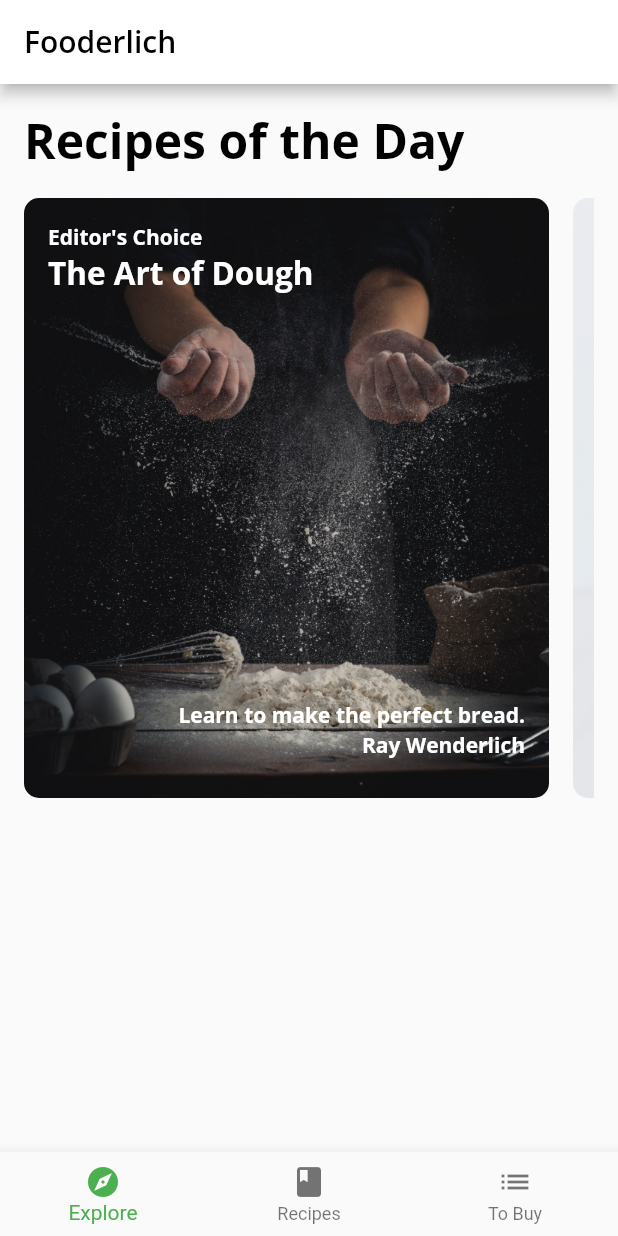
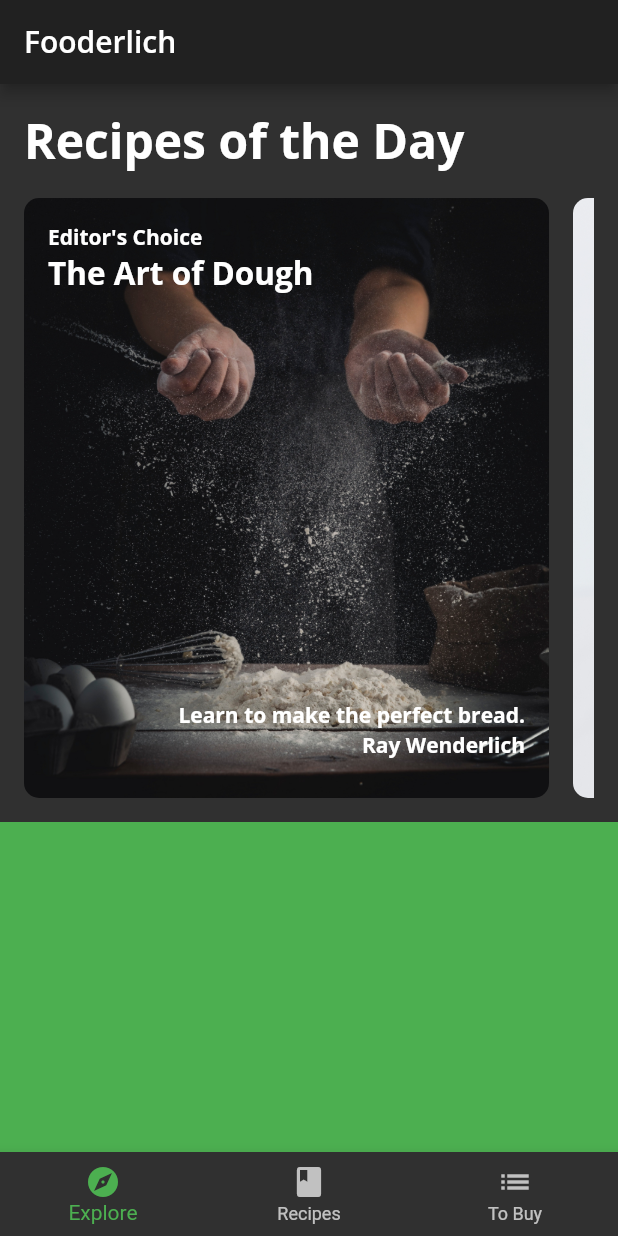
Before and after one commit to MRGRAVITY817/fooderlich, a Flutter app: the screen it shows after launch, on a phone screen of 412 x 824 dp. Run offline on Flutter 3.47's test engine with Material 2 defaults, Android fonts, the phone set to English and light mode, and no system bars; our stand-ins replace google_fonts; project files that could hold a hidden picture were left out.

```diff
--- a/lib/components/components.dart
+++ b/lib/components/components.dart
@@ -4,3 +4,4 @@ export 'card2.dart';
 export 'card3.dart';
 export 'circle_image.dart';
 export 'today_recipe_list_view.dart';
+export 'friend_post_tile.dart';
--- a/lib/main.dart
+++ b/lib/main.dart
@@ -11,7 +11,8 @@ class Fooderlich extends StatelessWidget {
   const Fooderlich({Key? key}) : super(key: key);
   @override
   Widget build(BuildContext context) {
-    final theme = FooderlichTheme.light();
+    // final theme = FooderlichTheme.light();
+    final theme = FooderlichTheme.dark();
     return MaterialApp(
       theme: theme,
       title: 'Fooderlich',
--- a/lib/screens/explore_screen.dart
+++ b/lib/screens/explore_screen.dart
@@ -14,8 +14,14 @@ class ExploreScreen extends StatelessWidget {
         future: mockService.getExploreData(),
         builder: (context, AsyncSnapshot<ExploreData> snapshot) {
           if (snapshot.connectionState == ConnectionState.done) {
-            final recipes = snapshot.data?.todayRecipes ?? [];
-            return TodayRecipeListView(recipes: recipes);
+            return ListView(
+              scrollDirection: Axis.vertical,
+              children: [
+                TodayRecipeListView(recipes: snapshot.data?.todayRecipes ?? []),
+                const SizedBox(height: 16),
+                Container(height: 400, color: Colors.green),
+              ],
+            );
           } else {
             return const Center(child: CircularProgressIndicator());
           }
```
Also changed, not shown: lib/components/friend_post_tile.dart (added, +32 -0 lines).
